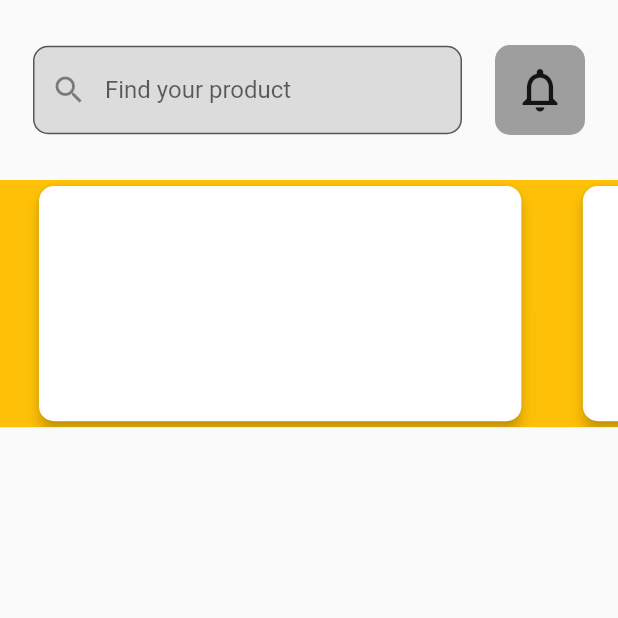
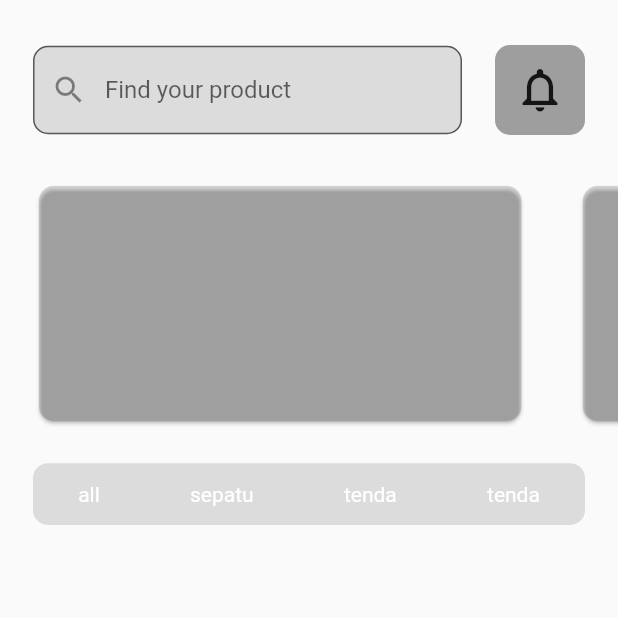
Before and after one commit to adiyuda46/rent, a Flutter app: the screen it shows after launch, on a phone screen of 412 x 824 dp, the top half of it. Run offline on Flutter 3.47's test engine with Material 2 defaults, Android fonts, the phone set to English and light mode, and no system bars.

Commit message:
create ui navBar

```diff
--- a/lib/ui/page/home.dart
+++ b/lib/ui/page/home.dart
@@ -1,5 +1,6 @@
 import 'package:flutter/material.dart';
 import 'package:rent/ui/widget/card.dart';
+import 'package:rent/ui/widget/navigator.dart';
 import 'package:rent/ui/widget/notifButton.dart';
 import '../widget/Search.dart';
 
@@ -36,7 +37,7 @@ class _HomePageState extends State<HomePage> {
             Container(
                 height: tinggi * 0.2,
                 width: lebar,
-                color: Colors.amber,
+               // color: Colors.amber,
                 child: ListView(
                   scrollDirection: Axis.horizontal,
                   children: [
@@ -44,7 +45,28 @@ class _HomePageState extends State<HomePage> {
                     BannerPage(),
                     BannerPage(),
                   ],
-                ))
+                ),),
+                Padding(
+                  padding: const EdgeInsets.fromLTRB(22, 24, 22, 24),
+                  child: Container(
+                    height: tinggi *0.05,
+                    width: lebar,
+
+                    decoration: BoxDecoration(
+                      color: Colors.black12,
+                      borderRadius: BorderRadius.circular(10)
+                    ),
+                    child: Row(
+                      mainAxisAlignment: MainAxisAlignment.spaceAround,
+                      children: [
+                        NavBar(buttonText: "all",),
+                        NavBar(buttonText: "sepatu",),
+                        NavBar(buttonText: "tenda",),
+                           NavBar(buttonText: "tenda",)
+                      ],
+                    ),
+                  ),
+                )
           ],
         ),
       ),
--- a/lib/ui/widget/card.dart
+++ b/lib/ui/widget/card.dart
@@ -5,21 +5,20 @@ class BannerPage extends StatelessWidget {
 
   @override
   Widget build(BuildContext context) {
-       final double tinggi = MediaQuery.of(context).size.height;
+    final double tinggi = MediaQuery.of(context).size.height;
     final double lebar = MediaQuery.of(context).size.width;
     return Padding(
       padding: const EdgeInsets.fromLTRB(22, 0, 11, 0),
       child: Container(
         height: tinggi * 0.2,
         width: lebar * 0.8,
-       // color: Colors.black12,
+        // color: Colors.black12,
         child: Card(
-
-          elevation: 4,
+         // elevation: 4,
           shape: RoundedRectangleBorder(
             borderRadius: BorderRadius.circular(10),
           ),
-
+          color: Colors.black12,
         ),
       ),
     );
--- /dev/null
+++ b/lib/ui/widget/navigator.dart
@@ -0,0 +1,33 @@
+import 'package:flutter/material.dart';
+
+class NavBar extends StatefulWidget {
+  final String buttonText;
+
+  const NavBar({Key? key, required this.buttonText}) : super(key: key);
+
+  @override
+  _NavBarState createState() => _NavBarState();
+}
+
+class _NavBarState extends State<NavBar> {
+  Color textColor = Colors.white;
+
+  void changeTextColor() {
+    setState(() {
+      textColor = textColor == Colors.white ? Colors.black : Colors.white;
+    });
+  }
+
+  @override
+  Widget build(BuildContext context) {
+    return InkWell(
+      onTap: () {
+        changeTextColor();
+      },
+      child: Text(
+        widget.buttonText,
+        style: TextStyle(color: textColor),
+      ),
+    );
+  }
+}
```
